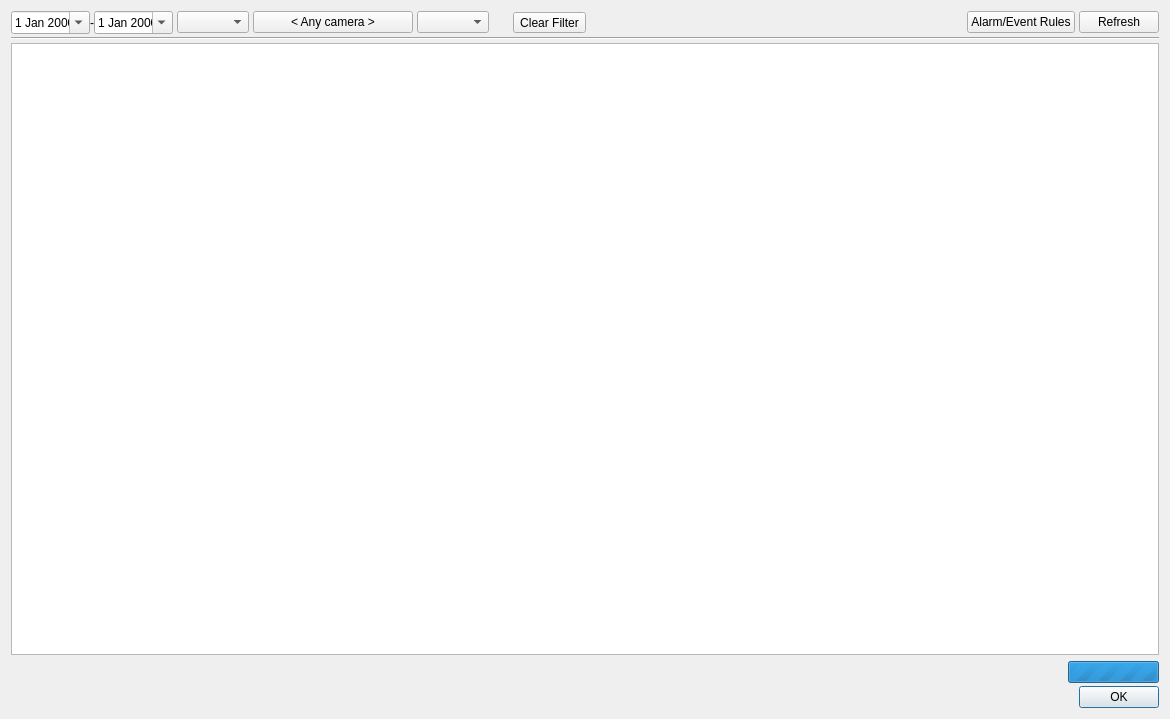
Qt form client/src/ui/dialogs/event_log_dialog.ui (networkoptix/nx_open) before a commit.
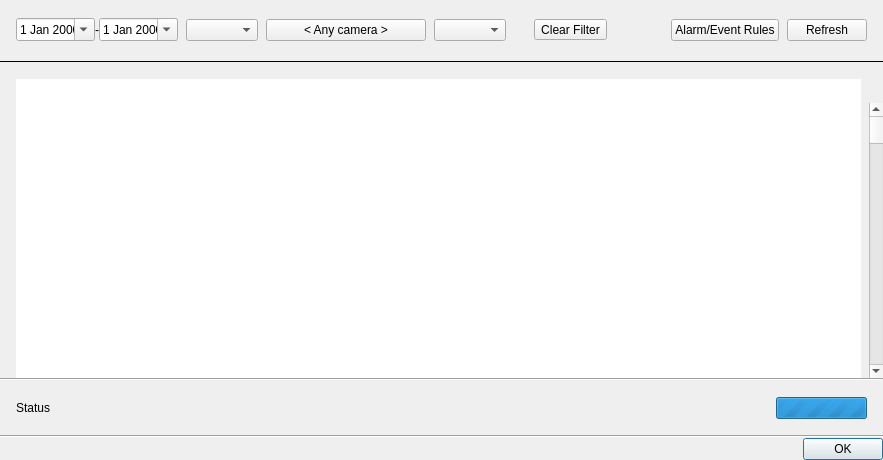
The same form after that commit. Custom widgets are drawn as their Qt base class.

Commit message:
Stylize event log dialog.
<==== Mercurial data ====>
Branch: new_style

The edit to the form file:
```diff
--- a/client/src/ui/dialogs/event_log_dialog.ui
+++ b/client/src/ui/dialogs/event_log_dialog.ui
@@ -6,8 +6,8 @@
    <rect>
     <x>0</x>
     <y>0</y>
-    <width>1170</width>
-    <height>719</height>
+    <width>883</width>
+    <height>460</height>
    </rect>
   </property>
   <property name="windowTitle">
@@ -15,30 +15,45 @@
   </property>
   <layout class="QVBoxLayout" name="verticalLayout">
    <property name="spacing">
-    <number>3</number>
+    <number>0</number>
+   </property>
+   <property name="leftMargin">
+    <number>0</number>
+   </property>
+   <property name="topMargin">
+    <number>0</number>
+   </property>
+   <property name="rightMargin">
+    <number>0</number>
+   </property>
+   <property name="bottomMargin">
+    <number>0</number>
    </property>
    <item>
-    <layout class="QGridLayout" name="mainGridLayout">
-     <property name="horizontalSpacing">
-      <number>4</number>
-     </property>
-     <item row="0" column="5">
-      <spacer name="horizontalSpacer_2">
-       <property name="orientation">
-        <enum>Qt::Horizontal</enum>
-       </property>
-       <property name="sizeType">
-        <enum>QSizePolicy::Fixed</enum>
-       </property>
-       <property name="sizeHint" stdset="0">
+    <widget class="QnPanel" name="widget" native="true">
+     <property name="minimumSize">
         <size>
-         <width>20</width>
-         <height>20</height>
-        </size>
-       </property>
-      </spacer>
-     </item>
-     <item row="0" column="0">
+       <width>0</width>
+       <height>60</height>
+      </size>
+     </property>
+     <layout class="QHBoxLayout" name="mainGridLayout">
+      <property name="spacing">
+       <number>8</number>
+      </property>
+      <property name="leftMargin">
+       <number>16</number>
+      </property>
+      <property name="topMargin">
+       <number>16</number>
+      </property>
+      <property name="rightMargin">
+       <number>16</number>
+      </property>
+      <property name="bottomMargin">
+       <number>16</number>
+      </property>
+      <item>
       <layout class="QGridLayout" name="gridLayout">
        <property name="horizontalSpacing">
         <number>0</number>
@@ -81,7 +96,56 @@
        </item>
       </layout>
      </item>
-     <item row="0" column="6">
+      <item>
+       <widget class="QnTreeComboBox" name="eventComboBox">
+        <property name="maxVisibleItems">
+         <number>100</number>
+        </property>
+       </widget>
+      </item>
+      <item>
+       <widget class="QPushButton" name="cameraButton">
+        <property name="minimumSize">
+         <size>
+          <width>160</width>
+          <height>0</height>
+         </size>
+        </property>
+        <property name="mouseTracking">
+         <bool>true</bool>
+        </property>
+        <property name="text">
+         <string notr="true">&lt; Any camera &gt;</string>
+        </property>
+        <property name="flat">
+         <bool>false</bool>
+        </property>
+       </widget>
+      </item>
+      <item>
+       <widget class="QComboBox" name="actionComboBox">
+        <property name="maxVisibleItems">
+         <number>100</number>
+        </property>
+       </widget>
+      </item>
+      <item>
+       <spacer name="horizontalSpacer_2">
+        <property name="orientation">
+         <enum>Qt::Horizontal</enum>
+        </property>
+        <property name="sizeType">
+         <enum>QSizePolicy::Fixed</enum>
+        </property>
+        <property name="sizeHint" stdset="0">
+         <size>
+          <width>20</width>
+          <height>20</height>
+         </size>
+        </property>
+       </spacer>
+      </item>
+      <item>
       <widget class="QToolButton" name="clearFilterButton">
        <property name="text">
         <string>Clear Filter</string>
@@ -97,7 +161,27 @@
        </property>
       </widget>
      </item>
-     <item row="0" column="9">
+      <item>
+       <spacer name="horizontalSpacer">
+        <property name="orientation">
+         <enum>Qt::Horizontal</enum>
+        </property>
+        <property name="sizeHint" stdset="0">
+         <size>
+          <width>10</width>
+          <height>20</height>
+         </size>
+        </property>
+       </spacer>
+      </item>
+      <item>
+       <widget class="QPushButton" name="eventRulesButton">
+        <property name="text">
+         <string>Alarm/Event Rules</string>
+        </property>
+       </widget>
+      </item>
+      <item>
       <widget class="QPushButton" name="refreshButton">
        <property name="focusPolicy">
         <enum>Qt::TabFocus</enum>
@@ -113,63 +197,14 @@
        </property>
       </widget>
      </item>
-     <item row="0" column="2">
-      <widget class="QPushButton" name="cameraButton">
-       <property name="minimumSize">
-        <size>
-         <width>160</width>
-         <height>0</height>
-        </size>
-       </property>
-       <property name="mouseTracking">
-        <bool>true</bool>
-       </property>
-       <property name="text">
-        <string notr="true">&lt; Any camera &gt;</string>
-       </property>
-       <property name="flat">
-        <bool>false</bool>
-       </property>
-      </widget>
-     </item>
-     <item row="0" column="7">
-      <spacer name="horizontalSpacer">
-       <property name="orientation">
-        <enum>Qt::Horizontal</enum>
-       </property>
-       <property name="sizeHint" stdset="0">
-        <size>
-         <width>40</width>
-         <height>20</height>
-        </size>
-       </property>
-      </spacer>
-     </item>
-     <item row="0" column="8">
-      <widget class="QPushButton" name="eventRulesButton">
-       <property name="text">
-        <string>Alarm/Event Rules</string>
-       </property>
-      </widget>
-     </item>
-     <item row="0" column="1">
-      <widget class="QnTreeComboBox" name="eventComboBox">
-       <property name="maxVisibleItems">
-        <number>100</number>
-       </property>
-      </widget>
-     </item>
-     <item row="0" column="3">
-      <widget class="QComboBox" name="actionComboBox">
-       <property name="maxVisibleItems">
-        <number>100</number>
-       </property>
-      </widget>
-     </item>
-    </layout>
+     </layout>
+    </widget>
    </item>
    <item>
-    <widget class="Line" name="line">
+    <widget class="Line" name="topLine">
+     <property name="frameShadow">
+      <enum>QFrame::Plain</enum>
+     </property>
      <property name="orientation">
       <enum>Qt::Horizontal</enum>
      </property>
@@ -179,17 +214,28 @@
     <widget class="QStackedWidget" name="stackedWidget">
      <widget class="QWidget" name="gridPage">
       <layout class="QVBoxLayout" name="verticalLayout_3">
+       <property name="spacing">
+        <number>0</number>
+       </property>
        <property name="leftMargin">
         <number>0</number>
        </property>
        <property name="topMargin">
-        <number>0</number>
+        <number>16</number>
        </property>
        <property name="rightMargin">
         <number>0</number>
        </property>
        <property name="bottomMargin">
         <number>0</number>
+       </property>
+       <item>
+        <layout class="QHBoxLayout" name="tableLayout">
+         <property name="spacing">
+          <number>8</number>
+         </property>
+         <property name="leftMargin">
+          <number>16</number>
        </property>
        <item>
         <widget class="QnTableView" name="gridEvents">
@@ -199,12 +245,18 @@
          <property name="contextMenuPolicy">
           <enum>Qt::CustomContextMenu</enum>
          </property>
+           <property name="frameShape">
+            <enum>QFrame::NoFrame</enum>
+           </property>
          <property name="editTriggers">
           <set>QAbstractItemView::NoEditTriggers</set>
          </property>
          <property name="alternatingRowColors">
           <bool>true</bool>
          </property>
+           <property name="showGrid">
+            <bool>false</bool>
+           </property>
          <property name="sortingEnabled">
           <bool>true</bool>
          </property>
@@ -223,11 +275,59 @@
         </widget>
        </item>
        <item>
+          <layout class="QVBoxLayout" name="scrollBarLayout" stretch="0,1">
+           <property name="spacing">
+            <number>0</number>
+           </property>
+           <property name="leftMargin">
+            <number>0</number>
+           </property>
+           <item>
+            <widget class="QWidget" name="scrollBarPlaceholder" native="true">
+             <property name="minimumSize">
+              <size>
+               <width>8</width>
+               <height>24</height>
+              </size>
+             </property>
+            </widget>
+           </item>
+           <item>
+            <widget class="QScrollBar" name="verticalScrollBar">
+             <property name="orientation">
+              <enum>Qt::Vertical</enum>
+             </property>
+            </widget>
+           </item>
+          </layout>
+         </item>
+        </layout>
+       </item>
+       <item>
+        <widget class="Line" name="line">
+         <property name="orientation">
+          <enum>Qt::Horizontal</enum>
+         </property>
+        </widget>
+       </item>
+       <item>
         <layout class="QHBoxLayout" name="horizontalLayout">
+         <property name="leftMargin">
+          <number>16</number>
+         </property>
+         <property name="topMargin">
+          <number>16</number>
+         </property>
+         <property name="rightMargin">
+          <number>16</number>
+         </property>
+         <property name="bottomMargin">
+          <number>16</number>
+         </property>
          <item>
           <widget class="QLabel" name="statusLabel">
            <property name="text">
-            <string/>
+            <string notr="true">Status</string>
            </property>
           </widget>
          </item>
@@ -280,6 +380,13 @@
      </widget>
     </widget>
    </item>
+   <item>
+    <widget class="Line" name="bottomLine">
+     <property name="orientation">
+      <enum>Qt::Horizontal</enum>
+     </property>
+    </widget>
+   </item>
    <item>
     <widget class="QDialogButtonBox" name="buttonBox">
      <property name="standardButtons">
@@ -300,6 +407,12 @@
    <extends>QComboBox</extends>
    <header location="global">ui/widgets/tree_combo_box.h</header>
   </customwidget>
+  <customwidget>
+   <class>QnPanel</class>
+   <extends>QWidget</extends>
+   <header location="global">ui/widgets/panel.h</header>
+   <container>1</container>
+  </customwidget>
  </customwidgets>
  <tabstops>
   <tabstop>dateEditFrom</tabstop>
```
Left out of the diff: 10 changed lines with no effect on the pictures. Lines whose indentation alone changed are shown as unchanged. The commit also changes 1 other file.
